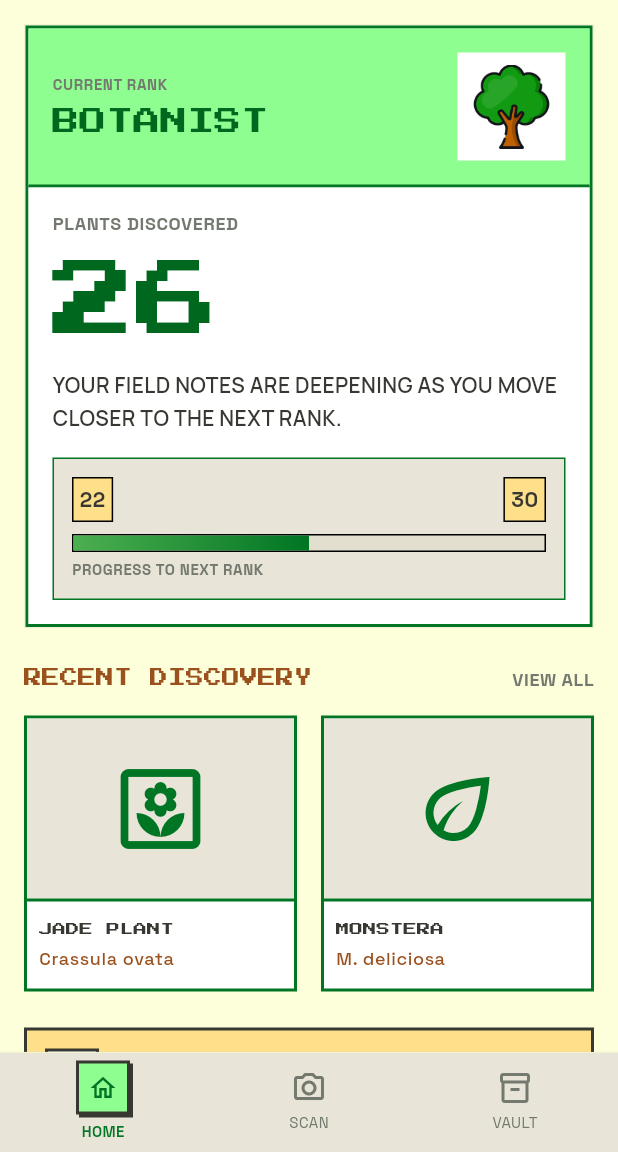
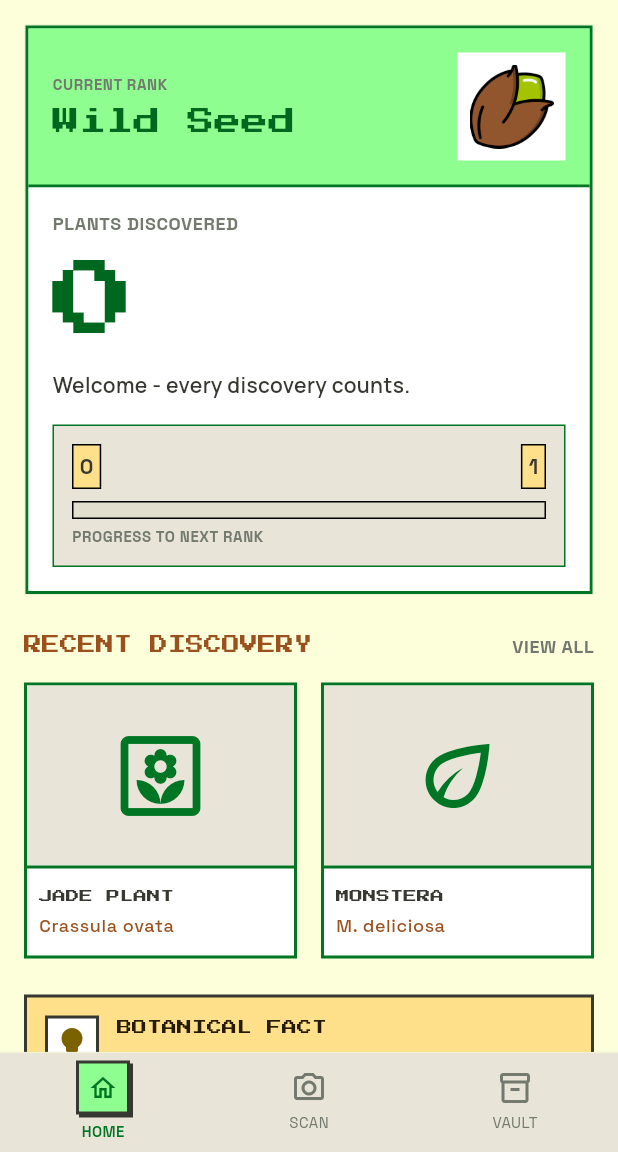
Before and after one commit to samyakrajgruhi/Floradex, a Flutter app: the screen it shows after launch, on a phone screen of 412 x 824 dp, the part 84-1236 px from its top. Run offline on Flutter 3.47's test engine with Material 3 defaults, Android fonts, the phone set to English and light mode, and no system bars; our stand-ins replace camera, flutter_dotenv, google_fonts, hive, hive_flutter, image_picker; missing offline and left inert: langchain, langchain_google; accounts and stored records are empty.

Commit message:
- Removed UserData passing from main to Dashboard - Used UserService and RankService to display real current rank status on dashboard. - Fixed box name mistmatch in user_service. - Fixed Stack Overflow in RankService; Constructor was infinitely looped.

```diff
--- a/lib/main.dart
+++ b/lib/main.dart
@@ -72,7 +72,7 @@ class _MainScreenState extends State<MainScreen> {
   int _currentIndex = 0;
 
   final List<Widget> _pages = [
-    DashboardPage(user: currentUser,),
+    DashboardPage(),
     ScannerPage(),
     BotanicalVaultPage(),
   ];
--- a/lib/screens/dashboard.dart
+++ b/lib/screens/dashboard.dart
@@ -1,33 +1,76 @@
 import 'package:floradex/models/user_info.dart';
+import 'package:floradex/services/rank_service.dart';
+import 'package:floradex/services/user_service.dart';
 import 'package:floradex/theme/app_theme.dart';
 import 'package:flutter/material.dart';
 
+class DashboardData {
+  UserInfo user;
+  Rank currentRank;
+  Rank? nextRank;
+  double progress;
+
+  DashboardData({
+    required this.user,
+    required this.currentRank,
+    required this.nextRank,
+    required this.progress,
+  });
+}
+
 class DashboardPage extends StatefulWidget {
-  final UserInfo user;
-  const DashboardPage({required this.user, super.key});
+  const DashboardPage({super.key});
 
   @override
   State<DashboardPage> createState() => _DashboardPageState();
 }
 
 class _DashboardPageState extends State<DashboardPage> {
-  static const String _currentRankTitle = 'BOTANIST';
-  static const String _currentRankIcon = 'assets/icons/botanist.png';
-  static const int _plantsDiscovered = 26;
-  static const String _dashboardSentence =
-      'YOUR FIELD NOTES ARE DEEPENING AS YOU MOVE CLOSER TO THE NEXT RANK.';
-  static const int _previousRankThreshold = 22;
-  static const int _nextRankThreshold = 30;
-  static const double _progressToNextRank = 0.5;
+  final userService = UserService();
+  final rankService = RankService();
+
+  late Future<DashboardData> dashboardData;
+
+  @override
+  void initState() {
+    super.initState();
+    dashboardData = loadDashboardData();
+  }
+
+  Future<DashboardData> loadDashboardData() async {
+    final user = await userService.getUserInfo();
+    final currentRank = await rankService.getRankForProgress(user.userProgress);
+    final nextRank = await rankService.getNextRank(user.userProgress);
+    final progress = await rankService.progressRatioToNext(user.userProgress);
+
+    return DashboardData(
+      user: user,
+      currentRank: currentRank!,
+      nextRank: nextRank,
+      progress: progress,
+    );
+  }
 
   @override
   Widget build(BuildContext context) {
+    return FutureBuilder(
+      future: dashboardData,
+      builder: (context, AsyncSnapshot) {
+        if (AsyncSnapshot.connectionState != ConnectionState.done) {
+          return const Center(child: CircularProgressIndicator());
+        }
+
+        if (AsyncSnapshot.hasError) {
+          return Center(child: Text('Failed to load Dashboard'));
+        }
+
+        final data = AsyncSnapshot.data;
         return SingleChildScrollView(
           padding: AppTheme.pagePadding,
           child: Column(
             crossAxisAlignment: CrossAxisAlignment.stretch,
             children: [
-          _buildHeroCard(context),
+              _buildHeroCard(context,data!),
               const SizedBox(height: AppTheme.space6),
               _buildRecentDiscoveryRow(context),
               const SizedBox(height: AppTheme.space6),
@@ -38,9 +81,11 @@ class _DashboardPageState extends State<DashboardPage> {
             ],
           ),
         );
+      },
+    );
   }
 
-  Widget _buildHeroCard(BuildContext context) {
+  Widget _buildHeroCard(BuildContext context,DashboardData data) {
     return FloraGhostBorder(
       child: Container(
         width: double.infinity,
@@ -77,7 +122,7 @@ class _DashboardPageState extends State<DashboardPage> {
                         ),
                         const SizedBox(height: AppTheme.space1),
                         Text(
-                          _currentRankTitle,
+                          data.currentRank.title,
                           style: Theme.of(context).textTheme.displayMedium
                               ?.copyWith(
                                 color: AppTheme.primaryDim,
@@ -91,7 +136,7 @@ class _DashboardPageState extends State<DashboardPage> {
                     color: AppTheme.surfaceContainerLowest,
                     padding: const EdgeInsets.all(AppTheme.space2),
                     child: Image.asset(
-                      _currentRankIcon,
+                      data.currentRank.iconPath,
                       width: 56,
                       height: 56,
                       fit: BoxFit.contain,
@@ -119,7 +164,7 @@ class _DashboardPageState extends State<DashboardPage> {
                       ),
                       const SizedBox(height: AppTheme.space4),
                       Text(
-                        '$_plantsDiscovered',
+                        '${data.user.userProgress}',
                         style: Theme.of(context).textTheme.displayLarge
                             ?.copyWith(
                               color: AppTheme.primaryDim,
@@ -131,14 +176,14 @@ class _DashboardPageState extends State<DashboardPage> {
                   ),
                   const SizedBox(height: AppTheme.space4),
                   Text(
-                    _dashboardSentence,
+                    data.currentRank.dashboardText,
                     style: Theme.of(context).textTheme.bodyMedium?.copyWith(
                       fontWeight: FontWeight.w600,
                       color: AppTheme.onSurface,
                     ),
                   ),
                   const SizedBox(height: AppTheme.space4),
-                  _buildRankProgressBar(context),
+                  _buildRankProgressBar(context,data!),
                 ],
               ),
             ),
@@ -148,7 +193,7 @@ class _DashboardPageState extends State<DashboardPage> {
     );
   }
 
-  Widget _buildRankProgressBar(BuildContext context) {
+  Widget _buildRankProgressBar(BuildContext context,DashboardData data) {
     return Container(
       decoration: BoxDecoration(
         color: AppTheme.surfaceContainerHigh,
@@ -169,7 +214,7 @@ class _DashboardPageState extends State<DashboardPage> {
                 ),
                 padding: EdgeInsetsGeometry.all(4),
                 child: Text(
-                  '$_previousRankThreshold',
+                  '${data.currentRank.threshold}',
                   style: Theme.of(context).textTheme.labelSmall?.copyWith(
                     fontSize: 14,
                     fontWeight: FontWeight.bold,
@@ -184,7 +229,7 @@ class _DashboardPageState extends State<DashboardPage> {
                   border: Border.all(color: Colors.black),
                 ),
                 child: Text(
-                  '$_nextRankThreshold',
+                  '${data.nextRank!.threshold}',
                   style: Theme.of(context).textTheme.labelSmall?.copyWith(
                     fontSize: 14,
                     fontWeight: FontWeight.bold,
@@ -204,7 +249,7 @@ class _DashboardPageState extends State<DashboardPage> {
             ),
             child: FractionallySizedBox(
               alignment: Alignment.centerLeft,
-              widthFactor: _progressToNextRank,
+              widthFactor: data.progress,
               child: Container(
                 decoration: const BoxDecoration(
                   gradient: LinearGradient(
--- a/lib/services/rank_service.dart
+++ b/lib/services/rank_service.dart
@@ -29,7 +29,7 @@ class Rank {
 }
 
 class RankService {
-  static final RankService _i = RankService();
+  static final RankService _i = RankService._();
   factory RankService() => _i;
   RankService._();
 
--- a/lib/services/user_service.dart
+++ b/lib/services/user_service.dart
@@ -3,7 +3,7 @@ import 'package:hive/hive.dart';
 
 class UserService {
   Future<UserInfo> getUserInfo() async {
-    final box = await Hive.openBox<UserInfo>('user_info');
+    final box = await Hive.openBox<UserInfo>('user_data');
     final userInfo = box.get('current_user');
 
     if (userInfo == null) {
@@ -14,7 +14,7 @@ class UserService {
   }
 
   Future<void> incrementProgress(int n) async {
-    final box = await Hive.openBox<UserInfo>('user_info');
+    final box = await Hive.openBox<UserInfo>('user_data');
     final userInfo = box.get('current_user');
     if (userInfo == null) throw StateError('User info not found');
     userInfo.userProgress += n;
```
Lines whose indentation alone changed are shown as unchanged.
